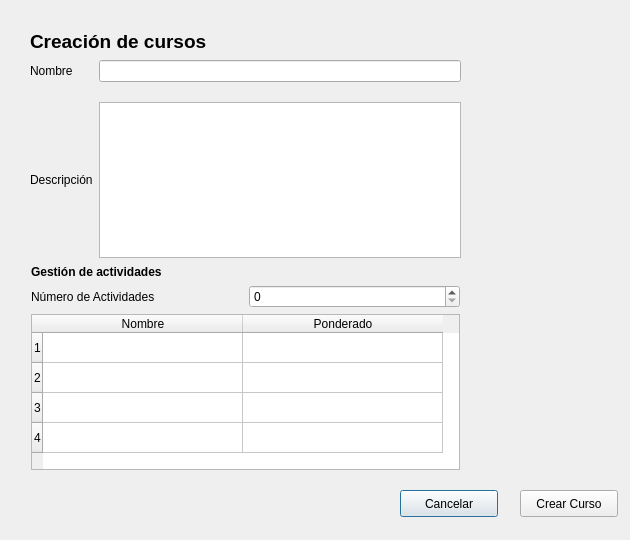
Old version of the form SGC/Vista/CrearCurso.ui in the repository fernandosanchez1128/SGC.
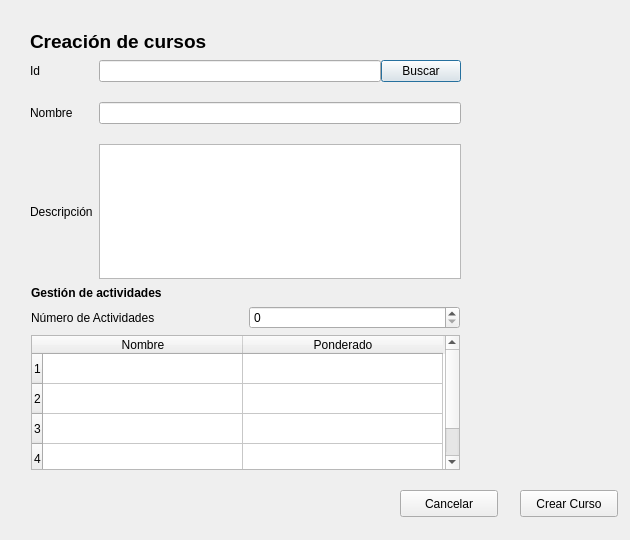
New version of the form.

Commit message: ORM completo y organizado por paquetes con patrones de diseño y vista de coordinador funcionando para CRUD de Cursos.

Diff of the .ui file:
```diff
--- a/SGC/Vista/CrearCurso.ui
+++ b/SGC/Vista/CrearCurso.ui
@@ -38,24 +38,24 @@
       <property name="verticalSpacing">
        <number>20</number>
       </property>
-      <item row="1" column="1">
+      <item row="2" column="1">
        <widget class="QLabel" name="lbNombre">
         <property name="text">
          <string>Nombre</string>
         </property>
        </widget>
       </item>
-      <item row="2" column="1">
+      <item row="3" column="1">
        <widget class="QLabel" name="lbDescripcion">
         <property name="text">
          <string>Descripción</string>
         </property>
        </widget>
       </item>
-      <item row="1" column="2">
-       <widget class="QLineEdit" name="leNombre"/>
-      </item>
       <item row="2" column="2">
+       <widget class="QLineEdit" name="leNombre"/>
+      </item>
+      <item row="3" column="2">
        <widget class="QTextEdit" name="teDescripcion">
         <property name="maximumSize">
          <size>
@@ -65,6 +65,27 @@
         </property>
        </widget>
       </item>
+      <item row="1" column="1">
+       <widget class="QLabel" name="lbNombre_2">
+        <property name="text">
+         <string>Id</string>
+        </property>
+       </widget>
+      </item>
+      <item row="1" column="2">
+       <layout class="QHBoxLayout" name="horizontalLayout_2">
+        <item>
+         <widget class="QLineEdit" name="leCurso"/>
+        </item>
+        <item>
+         <widget class="QPushButton" name="btBuscar">
+          <property name="text">
+           <string>Buscar</string>
+          </property>
+         </widget>
+        </item>
+       </layout>
+      </item>
      </layout>
     </item>
     <item>
```
The commit also changes 52 other files.
